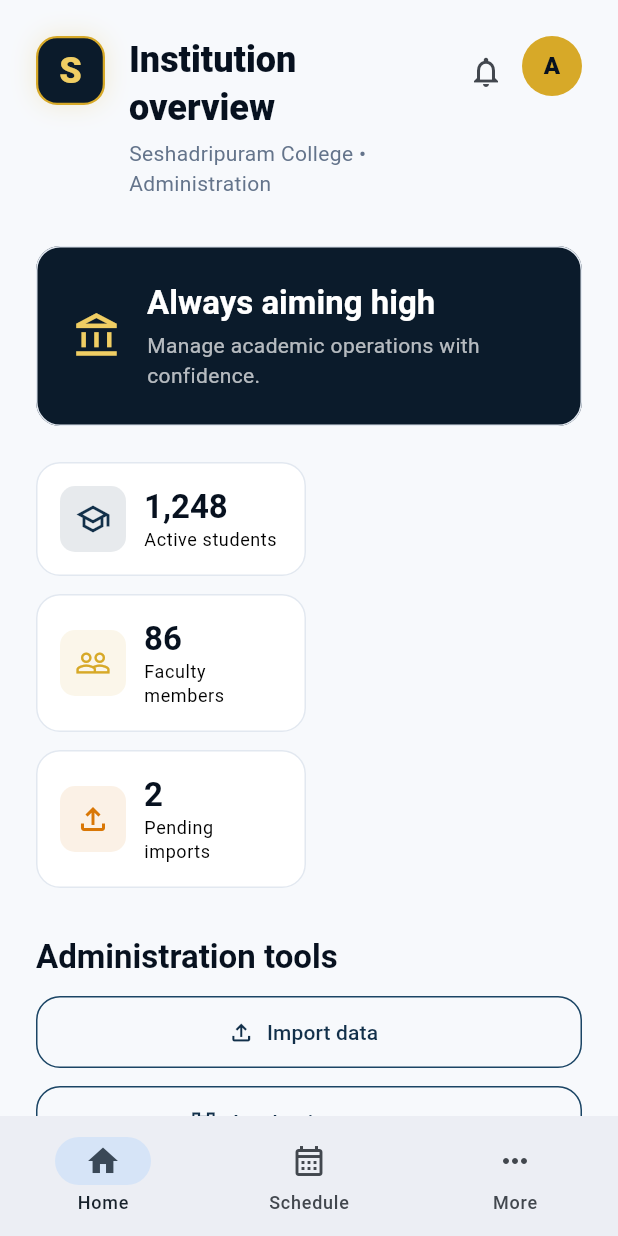
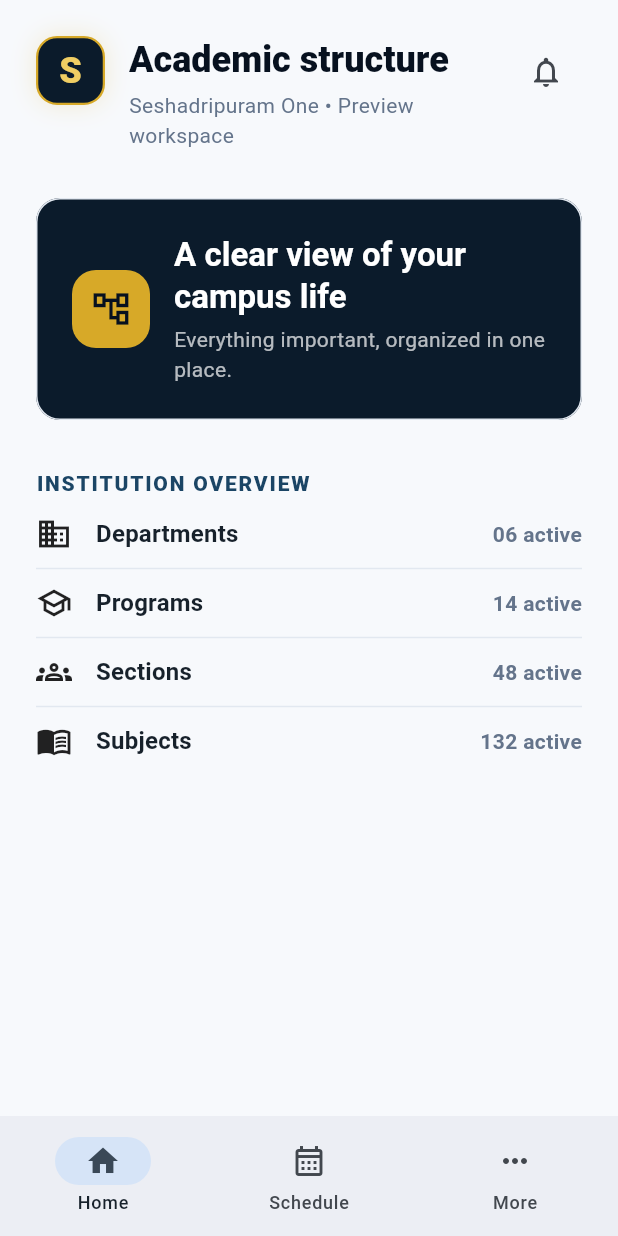
Before and after one commit to dikshith-shetty-3621/seshadripuram-one, a Flutter app: the AdminDashboardScreen screen opened by its route, after a tap on "Academic structure", on a phone screen of 412 x 824 dp. Run offline on Flutter 3.47's test engine with Material 3 defaults, Android fonts, the phone set to English and light mode, and no system bars; our stand-ins replace dio, equatable, flutter_riverpod, flutter_secure_storage, go_router; accounts and stored records are empty; network calls fail; statements that could not run were skipped.

Commit message:
feat: add interactive campus demo flows

```diff
--- /dev/null
+++ b/lib/core/widgets/demo_feature_screen.dart
@@ -0,0 +1,229 @@
+import 'package:flutter/material.dart';
+
+import '../theme/app_theme.dart';
+import 'dashboard_components.dart';
+
+enum DemoFeature {
+  announcements,
+  timetable,
+  attendance,
+  marks,
+  assignments,
+  structure,
+  audit,
+}
+
+class DemoFeatureScreen extends StatelessWidget {
+  const DemoFeatureScreen({required this.feature, super.key});
+
+  final DemoFeature feature;
+
+  String get title => switch (feature) {
+        DemoFeature.announcements => 'Announcements',
+        DemoFeature.timetable => 'Class timetable',
+        DemoFeature.attendance => 'Attendance',
+        DemoFeature.marks => 'Academic performance',
+        DemoFeature.assignments => 'Assignments',
+        DemoFeature.structure => 'Academic structure',
+        DemoFeature.audit => 'Activity history',
+      };
+
+  IconData get icon => switch (feature) {
+        DemoFeature.announcements => Icons.campaign_outlined,
+        DemoFeature.timetable => Icons.calendar_month_outlined,
+        DemoFeature.attendance => Icons.fact_check_outlined,
+        DemoFeature.marks => Icons.auto_graph_outlined,
+        DemoFeature.assignments => Icons.assignment_outlined,
+        DemoFeature.structure => Icons.account_tree_outlined,
+        DemoFeature.audit => Icons.history,
+      };
+
+  @override
+  Widget build(BuildContext context) {
+    return DashboardShell(
+      title: title,
+      subtitle: 'Seshadripuram One • Preview workspace',
+      actions: [IconButton(onPressed: () {}, icon: const Icon(Icons.notifications_none), tooltip: 'Notifications')],
+      child: _FeatureContent(feature: feature, icon: icon),
+    );
+  }
+}
+
+class _FeatureContent extends StatelessWidget {
+  const _FeatureContent({required this.feature, required this.icon});
+
+  final DemoFeature feature;
+  final IconData icon;
+
+  @override
+  Widget build(BuildContext context) {
+    return Column(crossAxisAlignment: CrossAxisAlignment.start, children: [
+      Card(
+        color: AppColors.navy900,
+        child: Padding(
+          padding: const EdgeInsets.all(AppSpacing.lg),
+          child: Row(children: [
+            Container(width: 52, height: 52, decoration: BoxDecoration(color: AppColors.gold500, borderRadius: BorderRadius.circular(16)), child: Icon(icon, color: AppColors.navy950, size: 28)),
+            const SizedBox(width: AppSpacing.md),
+            Expanded(child: Column(crossAxisAlignment: CrossAxisAlignment.start, children: [
+              Text('A clear view of your campus life', style: Theme.of(context).textTheme.titleLarge?.copyWith(color: Colors.white)),
+              const SizedBox(height: 4),
+              const Text('Everything important, organized in one place.', style: TextStyle(color: Colors.white70)),
+            ])),
+          ]),
+        ),
+      ),
+      const SizedBox(height: AppSpacing.xl),
+      switch (feature) {
+        DemoFeature.announcements => const _Announcements(),
+        DemoFeature.timetable => const _Timetable(),
+        DemoFeature.attendance => const _Attendance(),
+        DemoFeature.marks => const _Marks(),
+        DemoFeature.assignments => const _Assignments(),
+        DemoFeature.structure => const _Structure(),
+        DemoFeature.audit => const _Audit(),
+      },
+    ]);
+  }
+}
+
+class _Announcements extends StatelessWidget {
+  const _Announcements();
+  @override
+  Widget build(BuildContext context) => const Column(crossAxisAlignment: CrossAxisAlignment.start, children: [
+        DashboardSection(title: 'Latest notices', child: Column(children: [
+          AnnouncementTile(title: 'Examination timetable published', date: 'Today • Academic Office'),
+          SizedBox(height: AppSpacing.sm),
+          AnnouncementTile(title: 'Workshop registration is open', date: 'Yesterday • Department of Computer Science'),
+          SizedBox(height: AppSpacing.sm),
+          AnnouncementTile(title: 'Library hours extended during exams', date: '18 Aug • Central Library'),
+        ])),
+      ]);
+}
+
+class _Timetable extends StatelessWidget {
+  const _Timetable();
+  @override
+  Widget build(BuildContext context) => const DashboardSection(title: 'Tuesday, 22 August', child: Column(children: [
+        ScheduleCard(time: '09:00', subject: 'Web Technology', meta: 'Room 204 • Dr. Rao'),
+        SizedBox(height: AppSpacing.sm),
+        ScheduleCard(time: '11:00', subject: 'Database Systems', meta: 'Lab 2 • Prof. Mehta'),
+        SizedBox(height: AppSpacing.sm),
+        ScheduleCard(time: '14:00', subject: 'Project Guidance', meta: 'Seminar Hall • Department team'),
+      ]));
+}
+
+class _Attendance extends StatelessWidget {
+  const _Attendance();
+  @override
+  Widget build(BuildContext context) => Column(crossAxisAlignment: CrossAxisAlignment.start, children: [
+        const DashboardSection(title: 'Semester overview', child: Column(children: [
+          _ProgressRow(label: 'Web Technology', value: 0.86, detail: '86% • 24 of 28 classes'),
+          SizedBox(height: AppSpacing.md),
+          _ProgressRow(label: 'Database Systems', value: 0.79, detail: '79% • 22 of 28 classes'),
+          SizedBox(height: AppSpacing.md),
+          _ProgressRow(label: 'Software Engineering', value: 0.92, detail: '92% • 26 of 28 classes'),
+        ])),
+        const SizedBox(height: AppSpacing.lg),
+        Text('Attendance is updated after each completed class.', style: Theme.of(context).textTheme.bodyMedium),
+      ]);
+}
+
+class _ProgressRow extends StatelessWidget {
+  const _ProgressRow({required this.label, required this.value, required this.detail});
+  final String label;
+  final double value;
+  final String detail;
+  @override
+  Widget build(BuildContext context) => Column(crossAxisAlignment: CrossAxisAlignment.start, children: [
+        Row(children: [Expanded(child: Text(label, style: Theme.of(context).textTheme.titleMedium)), Text(detail, style: Theme.of(context).textTheme.bodySmall)]),
+        const SizedBox(height: 8),
+        ClipRRect(borderRadius: BorderRadius.circular(8), child: LinearProgressIndicator(value: value, minHeight: 10, backgroundColor: AppColors.paper, valueColor: const AlwaysStoppedAnimation(AppColors.gold500))),
+      ]);
+}
+
+class _Marks extends StatelessWidget {
+  const _Marks();
+  @override
+  Widget build(BuildContext context) => const DashboardSection(title: 'Current semester', child: Column(children: [
+        _ScoreRow(subject: 'Web Technology', score: '42 / 50', status: 'Internal assessment'),
+        Divider(height: 24),
+        _ScoreRow(subject: 'Database Systems', score: '45 / 50', status: 'Internal assessment'),
+        Divider(height: 24),
+        _ScoreRow(subject: 'Software Engineering', score: '39 / 50', status: 'Internal assessment'),
+      ]));
+}
+
+class _ScoreRow extends StatelessWidget {
+  const _ScoreRow({required this.subject, required this.score, required this.status});
+  final String subject;
+  final String score;
+  final String status;
+  @override
+  Widget build(BuildContext context) => Row(children: [Expanded(child: Column(crossAxisAlignment: CrossAxisAlignment.start, children: [Text(subject, style: Theme.of(context).textTheme.titleMedium), const SizedBox(height: 4), Text(status, style: Theme.of(context).textTheme.bodySmall)])), Text(score, style: Theme.of(context).textTheme.titleLarge?.copyWith(color: AppColors.navy900, fontWeight: FontWeight.w800))]);
+}
+
+class _Assignments extends StatelessWidget {
+  const _Assignments();
+  @override
+  Widget build(BuildContext context) => const DashboardSection(title: 'This week', child: Column(children: [
+        _AssignmentRow(title: 'Responsive portfolio', subject: 'Web Technology', due: 'Due 26 Aug', color: AppColors.gold500),
+        Divider(height: 24),
+        _AssignmentRow(title: 'Normalization case study', subject: 'Database Systems', due: 'Due 29 Aug', color: AppColors.navy600),
+        Divider(height: 24),
+        _AssignmentRow(title: 'Agile reflection', subject: 'Software Engineering', due: 'Submitted', color: AppColors.success),
+      ]));
+}
+
+class _AssignmentRow extends StatelessWidget {
+  const _AssignmentRow({required this.title, required this.subject, required this.due, required this.color});
+  final String title;
+  final String subject;
+  final String due;
+  final Color color;
+  @override
+  Widget build(BuildContext context) => Row(children: [Container(width: 10, height: 44, decoration: BoxDecoration(color: color, borderRadius: BorderRadius.circular(8))), const SizedBox(width: AppSpacing.md), Expanded(child: Column(crossAxisAlignment: CrossAxisAlignment.start, children: [Text(title, style: Theme.of(context).textTheme.titleMedium), const SizedBox(height: 4), Text(subject, style: Theme.of(context).textTheme.bodySmall)])), Text(due, style: Theme.of(context).textTheme.bodySmall)]);
+}
+
+class _Structure extends StatelessWidget {
+  const _Structure();
+  @override
+  Widget build(BuildContext context) => const DashboardSection(title: 'Institution overview', child: Column(children: [
+        _StructureRow(icon: Icons.business_outlined, label: 'Departments', value: '06 active'),
+        Divider(height: 22),
+        _StructureRow(icon: Icons.school_outlined, label: 'Programs', value: '14 active'),
+        Divider(height: 22),
+        _StructureRow(icon: Icons.groups_outlined, label: 'Sections', value: '48 active'),
+        Divider(height: 22),
+        _StructureRow(icon: Icons.menu_book_outlined, label: 'Subjects', value: '132 active'),
+      ]));
+}
+
+class _StructureRow extends StatelessWidget {
+  const _StructureRow({required this.icon, required this.label, required this.value});
+  final IconData icon;
+  final String label;
+  final String value;
+  @override
+  Widget build(BuildContext context) => Row(children: [Icon(icon, color: AppColors.navy600), const SizedBox(width: AppSpacing.md), Expanded(child: Text(label, style: Theme.of(context).textTheme.titleMedium)), Text(value, style: Theme.of(context).textTheme.bodyMedium?.copyWith(fontWeight: FontWeight.w700))]);
+}
+
+class _Audit extends StatelessWidget {
+  const _Audit();
+  @override
+  Widget build(BuildContext context) => const DashboardSection(title: 'Recent activity', child: Column(children: [
+        _AuditRow(action: 'Academic import preview completed', actor: 'Administrator • Today, 10:42'),
+        Divider(height: 22),
+        _AuditRow(action: 'Attendance review opened', actor: 'Academic Office • Yesterday, 16:10'),
+        Divider(height: 22),
+        _AuditRow(action: 'Semester configuration updated', actor: 'Administrator • 20 Aug, 09:24'),
+      ]));
+}
+
+class _AuditRow extends StatelessWidget {
+  const _AuditRow({required this.action, required this.actor});
+  final String action;
+  final String actor;
+  @override
+  Widget build(BuildContext context) => Row(children: [const Icon(Icons.check_circle_outline, color: AppColors.success), const SizedBox(width: AppSpacing.md), Expanded(child: Column(crossAxisAlignment: CrossAxisAlignment.start, children: [Text(action, style: Theme.of(context).textTheme.titleMedium), const SizedBox(height: 4), Text(actor, style: Theme.of(context).textTheme.bodySmall)]))]);
+}
--- a/lib/features/admin/dashboard/presentation/admin_dashboard_screen.dart
+++ b/lib/features/admin/dashboard/presentation/admin_dashboard_screen.dart
@@ -43,9 +43,9 @@ class AdminDashboardScreen extends StatelessWidget {
         const SizedBox(height: AppSpacing.sm),
         Wrap(spacing: AppSpacing.sm, runSpacing: AppSpacing.sm, children: [
           OutlinedButton.icon(onPressed: () => context.push('/admin/imports'), icon: const Icon(Icons.file_upload_outlined), label: const Text('Import data')),
-          OutlinedButton.icon(onPressed: () {}, icon: const Icon(Icons.account_tree_outlined), label: const Text('Academic structure')),
-          OutlinedButton.icon(onPressed: () {}, icon: const Icon(Icons.fact_check_outlined), label: const Text('Review attendance')),
-          OutlinedButton.icon(onPressed: () {}, icon: const Icon(Icons.history), label: const Text('Audit logs')),
+          OutlinedButton.icon(onPressed: () => context.push('/admin/structure'), icon: const Icon(Icons.account_tree_outlined), label: const Text('Academic structure')),
+          OutlinedButton.icon(onPressed: () => context.push('/admin/review-attendance'), icon: const Icon(Icons.fact_check_outlined), label: const Text('Review attendance')),
+          OutlinedButton.icon(onPressed: () => context.push('/admin/audit-logs'), icon: const Icon(Icons.history), label: const Text('Audit logs')),
         ]),
         const SizedBox(height: AppSpacing.xl),
         const DashboardSection(
```
Also changed, not shown: lib/core/router/app_router.dart (+12 -0 lines), lib/features/student/dashboard/presentation/student_dashboard_screen.dart (+20 -4 lines), lib/features/teacher/dashboard/presentation/teacher_dashboard_screen.dart (+4 -3 lines).
